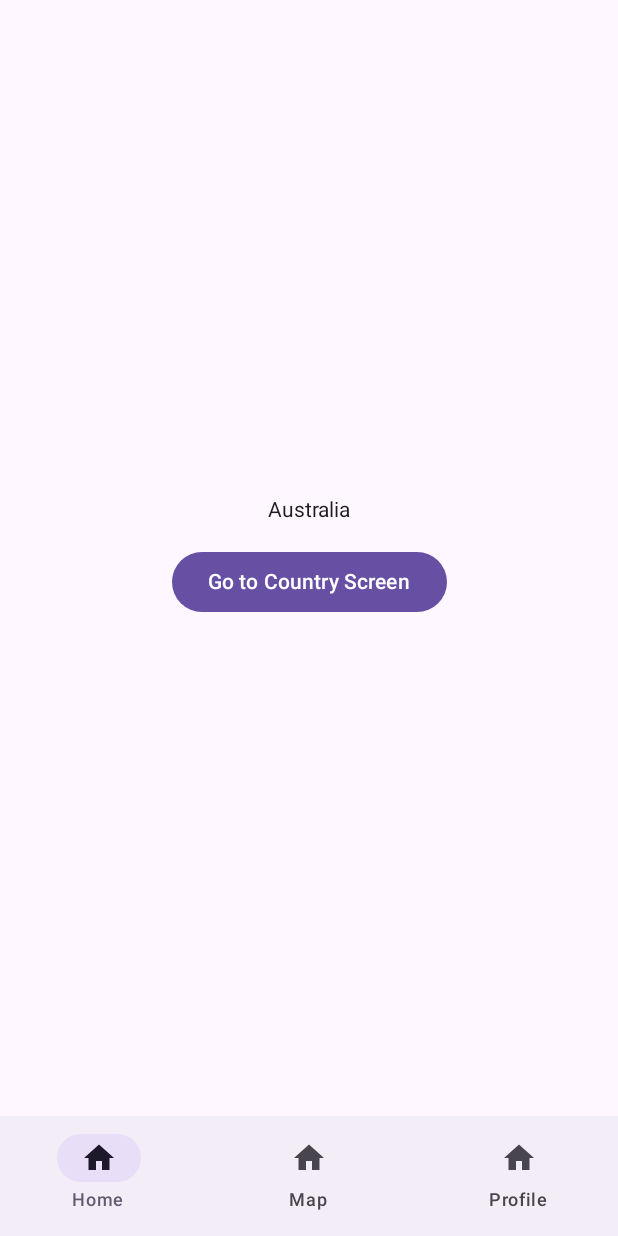
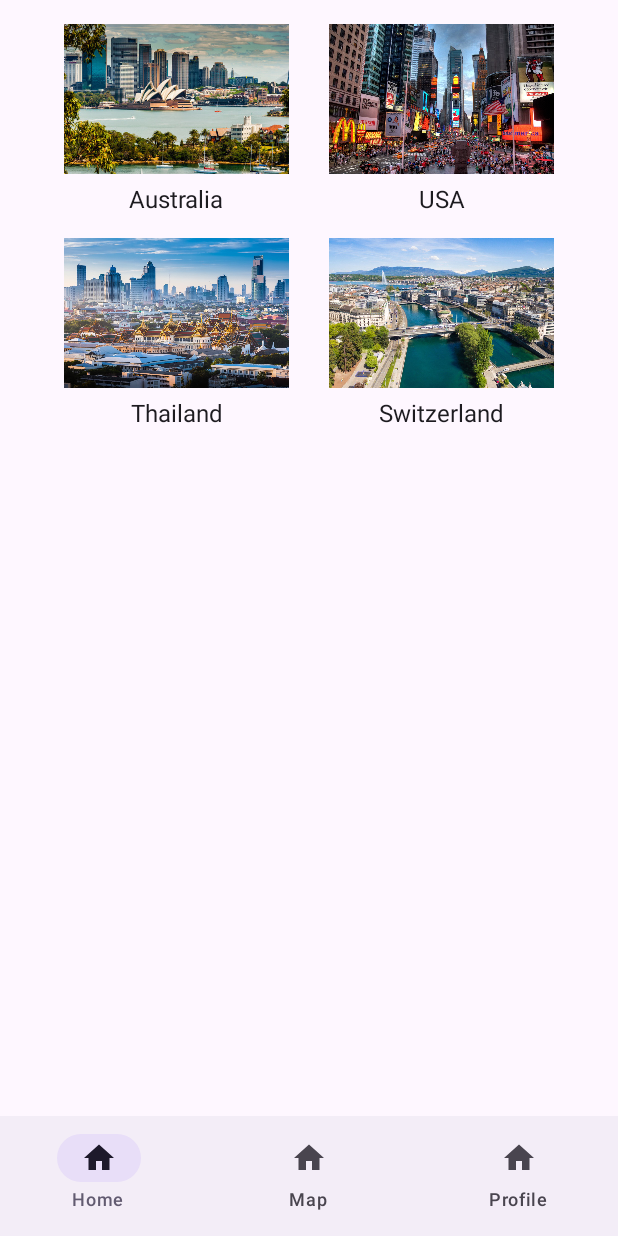
Before and after one commit to mifer29/TravelShield, an Android app built with Jetpack Compose: the screen it shows after launch (MainActivity), on a phone screen of 412 x 824 dp. Run offline under Robolectric (Android 15) with nearby library versions, the phone set to English and light mode, and no system bars.

Commit message:
added example images and multiple countries

```diff
--- a/app/src/main/java/es/uc3m/android/travelshield/screens/Home.kt
+++ b/app/src/main/java/es/uc3m/android/travelshield/screens/Home.kt
@@ -5,25 +5,78 @@ import androidx.compose.material3.*
 import androidx.compose.runtime.Composable
 import androidx.compose.ui.Alignment
 import androidx.compose.ui.Modifier
+import androidx.compose.ui.layout.ContentScale
+import androidx.compose.ui.res.painterResource
 import androidx.compose.ui.unit.dp
+import androidx.compose.ui.unit.sp
 import androidx.navigation.NavController
 import es.uc3m.android.travelshield.NavGraph
+import es.uc3m.android.travelshield.R
+import androidx.compose.foundation.Image
+import androidx.compose.foundation.clickable
+
 
 @Composable
 fun HomeScreen(navController: NavController) {
-    Box(
-        modifier = Modifier.fillMaxSize(),
-        contentAlignment = Alignment.Center
+    Column(
+        modifier = Modifier
+            .fillMaxSize()
+            .padding(16.dp)
     ) {
-        Column(
-            horizontalAlignment = Alignment.CenterHorizontally,
-            verticalArrangement = Arrangement.Center
+        // First row
+        Row(
+            modifier = Modifier.fillMaxWidth(),
+            horizontalArrangement = Arrangement.SpaceEvenly
         ) {
-            Text(text = "Australia")
-            Spacer(modifier = Modifier.height(16.dp))
-            Button(onClick = { navController.navigate(NavGraph.Country.route) }) {
-                Text(text = "Go to Country Screen")
-            }
+            CountryBox(
+                countryName = "Australia",
+                imageRes = R.drawable.australia,
+                onClick = { navController.navigate(NavGraph.Country.route)}
+            )
+            CountryBox(
+                countryName = "USA",
+                imageRes = R.drawable.usa,
+                onClick = { navController.navigate(NavGraph.Country.route)}
+            )
+        }
+        Spacer(modifier = Modifier.height(16.dp))
+
+        // Second row
+        Row(
+            modifier = Modifier.fillMaxWidth(),
+            horizontalArrangement = Arrangement.SpaceEvenly
+        ) {
+            CountryBox(
+                countryName = "Thailand",
+                imageRes = R.drawable.bangkok,
+                onClick = { navController.navigate(NavGraph.Country.route)}
+            )
+            CountryBox(
+                countryName = "Switzerland",
+                imageRes = R.drawable.geneva,
+                onClick = { navController.navigate(NavGraph.Country.route)}
+            )
         }
     }
 }
+
+@Composable
+fun CountryBox(countryName: String, imageRes: Int, onClick: () -> Unit) {
+    Column(
+        modifier = Modifier
+            .width(150.dp)
+            .clickable { onClick() },
+        horizontalAlignment = Alignment.CenterHorizontally
+    ) {
+        Image(
+            painter = painterResource(id = imageRes),
+            contentDescription = "$countryName image",
+            modifier = Modifier
+                .fillMaxWidth()
+                .height(100.dp),
+            contentScale = ContentScale.Crop
+        )
+        Spacer(modifier = Modifier.height(8.dp))
+        Text(text = countryName, fontSize = 16.sp)
+    }
+}
```
Also changed, not shown: app/src/main/res/drawable/bangkok.jpg (added), app/src/main/res/drawable/geneva.jpg (added), app/src/main/res/drawable/logo_travelshield.png (added), app/src/main/res/drawable/usa.jpg (added).
